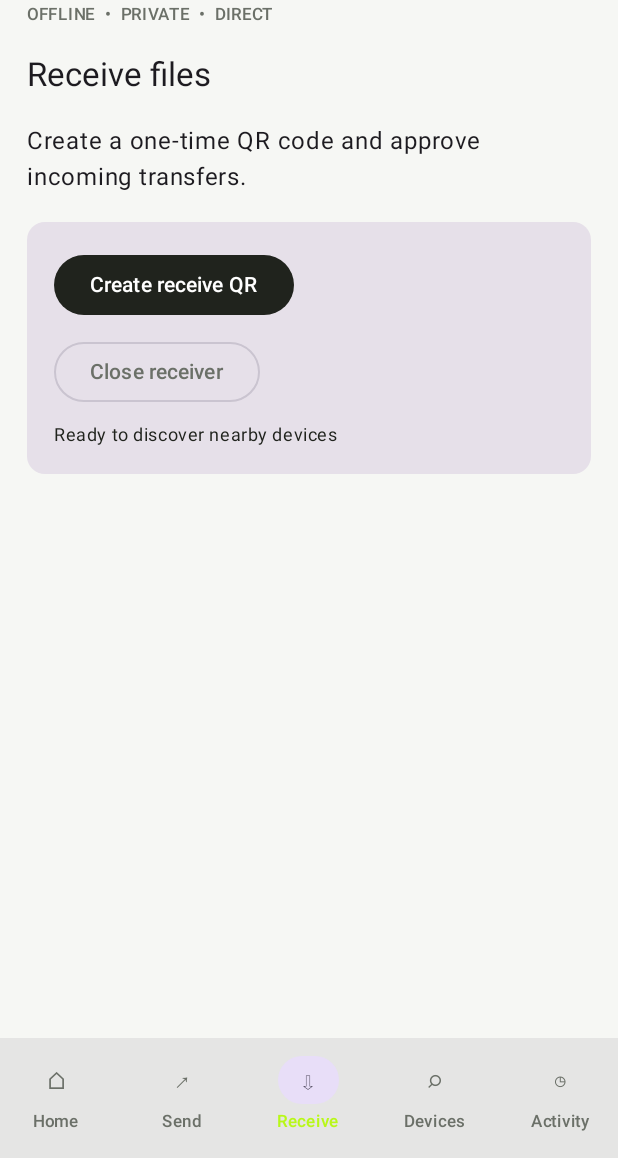
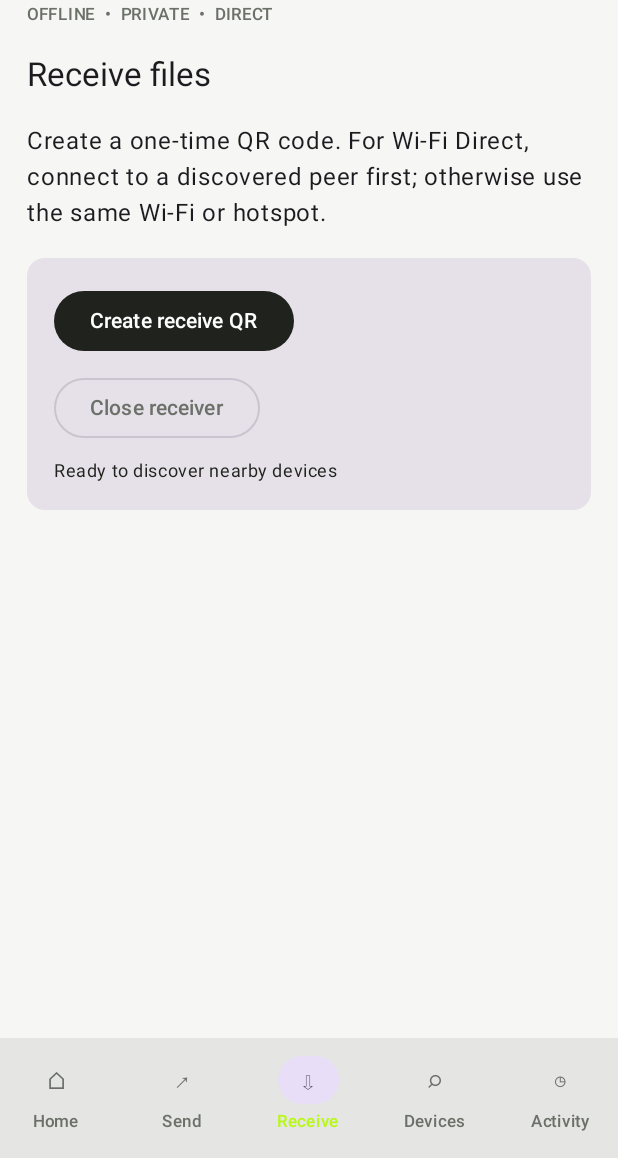
Before and after one commit to jusu9882-a11y/Knix, an Android app built with Jetpack Compose: the screen it shows after launch (MainActivity), item 3 of the bottom bar chosen, on a phone screen of 412 x 824 dp, the part 78-1236 px from its top. Run offline under Robolectric (Android 15) with nearby library versions, the phone set to English and light mode, and no system bars; libraries missing offline, so code that uses them is left out: com.journeyapps.barcodescanner.

Commit message:
Add visible Wi-Fi Direct connect and disconnect controls

```diff
--- a/app/src/main/java/dev/jusu/knix/MainActivity.kt
+++ b/app/src/main/java/dev/jusu/knix/MainActivity.kt
@@ -238,7 +238,7 @@ class MainActivity : ComponentActivity() {
                             }
                             "Receive" -> {
                                 Text("Receive files", style = MaterialTheme.typography.titleLarge)
-                                Text("Create a one-time QR code and approve incoming transfers.")
+                                Text(if (p2pLocalAddress != null) "Wi-Fi Direct link ready. Create a QR code to transfer over this direct connection." else "Create a one-time QR code. For Wi-Fi Direct, connect to a discovered peer first; otherwise use the same Wi-Fi or hotspot.")
                                 Card(Modifier.fillMaxWidth()) {
                                     Column(Modifier.padding(18.dp), verticalArrangement = Arrangement.spacedBy(10.dp)) {
                                         Button(onClick = ::startQuickConnect) { Text("Create receive QR") }
@@ -275,6 +275,8 @@ class MainActivity : ComponentActivity() {
                                     Button(onClick = ::requestPermissionsAndStart) { Text("Find devices") }
                                     OutlinedButton(onClick = ::stopDiscovery) { Text("Stop scan") }
                                 }
+                                Text(p2pStatus.value, style = MaterialTheme.typography.bodySmall)
+                                OutlinedButton(onClick = ::disconnectWifiDirect) { Text("Disconnect Wi-Fi Direct") }
                                 Text(status.value, style = MaterialTheme.typography.bodySmall)
                                 if (peers.isEmpty()) {
                                     Card(Modifier.fillMaxWidth()) {
@@ -287,6 +289,9 @@ class MainActivity : ComponentActivity() {
                                                 Text(peer.name, style = MaterialTheme.typography.titleMedium)
                                                 Text(peer.transport.name.replace('_', ' '), style = MaterialTheme.typography.bodySmall)
                                                 Text(peer.address ?: "Address available after network connection", style = MaterialTheme.typography.bodySmall)
+                                                if (peer.transport == dev.jusu.knix.discovery.DiscoveryTransport.WIFI_DIRECT && !peer.address.isNullOrBlank()) {
+                                                    Button(onClick = { connectWifiDirect(peer) }) { Text("Connect with Wi-Fi Direct") }
+                                                }
                                             }
                                         }
                                     }
```
